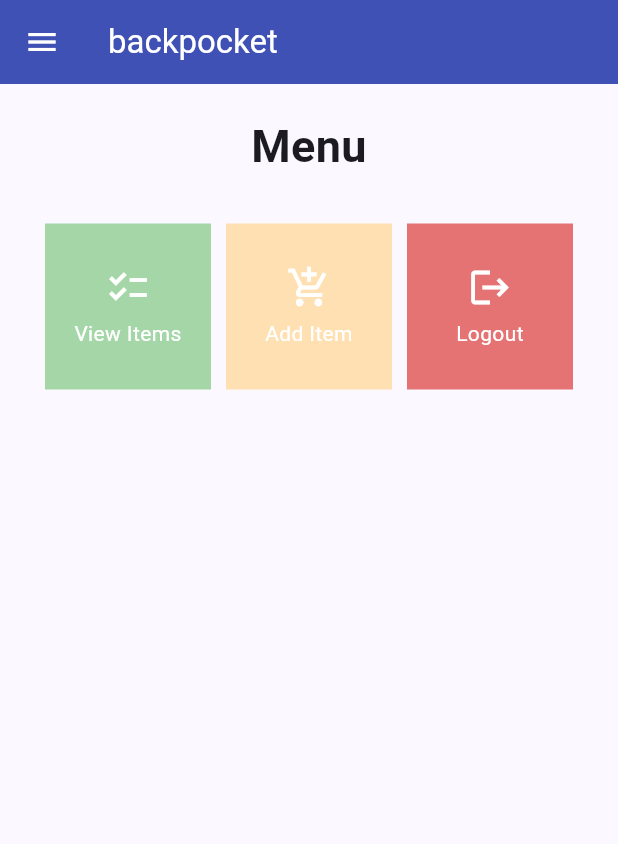
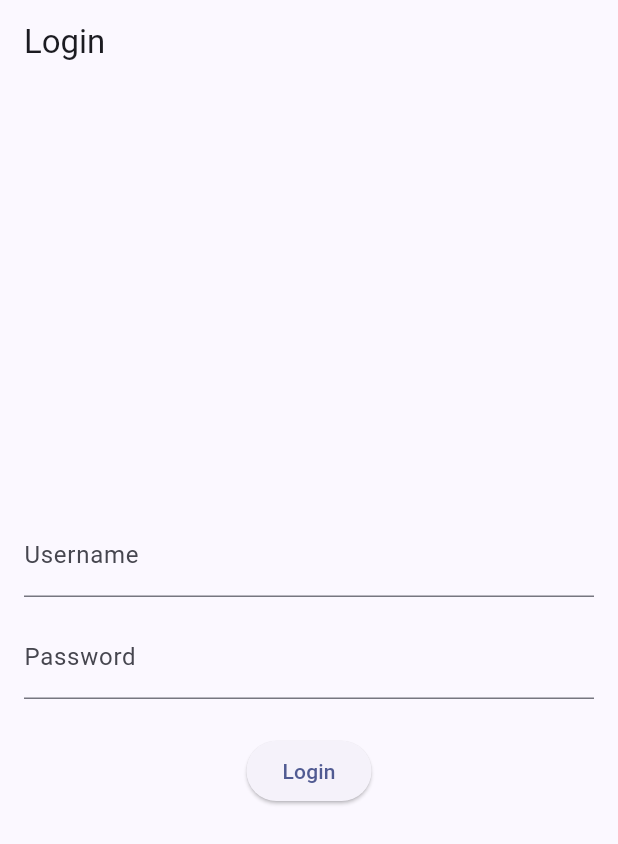
Before and after one commit to sorfeb/backpocket, a Flutter app: the screen it shows after launch, on a phone screen of 412 x 824 dp. Shown: the top 844 px of the screen. Run offline on Flutter 3.47's test engine with Material 2 defaults, Android fonts, the phone set to English and light mode, and no system bars; missing offline and left inert: pbp_django_auth.

Commit message:
TUGAS 9 DONE

```diff
--- a/lib/main.dart
+++ b/lib/main.dart
@@ -1,5 +1,7 @@
+import 'package:backpocket/screens/login.dart';
 import 'package:flutter/material.dart';
-import 'package:backpocket/screens/menu.dart';
+import 'package:pbp_django_auth/pbp_django_auth.dart';
+import 'package:provider/provider.dart';
 
 void main() {
   runApp(const MyApp());
@@ -11,28 +13,19 @@ class MyApp extends StatelessWidget {
   // This widget is the root of your application.
   @override
   Widget build(BuildContext context) {
-    return MaterialApp(
-      title: 'backpocket',
-      theme: ThemeData(
-        // This is the theme of your application.
-        //
-        // TRY THIS: Try running your application with "flutter run". You'll see
-        // the application has a blue toolbar. Then, without quitting the app,
-        // try changing the seedColor in the colorScheme below to Colors.green
-        // and then invoke "hot reload" (save your changes or press the "hot
-        // reload" button in a Flutter-supported IDE, or press "r" if you used
-        // the command line to start the app).
-        //
-        // Notice that the counter didn't reset back to zero; the application
-        // state is not lost during the reload. To reset the state, use hot
-        // restart instead.
-        //
-        // This works for code too, not just values: Most code changes can be
-        // tested with just a hot reload.
-        colorScheme: ColorScheme.fromSeed(seedColor: Colors.indigo),
-        useMaterial3: true,
-      ),
-      home: MyHomePage(),
+    return Provider(
+      create: (_) {
+        CookieRequest request = CookieRequest();
+        return request;
+      },
+      child: MaterialApp(
+        title: 'backpocket',
+        theme: ThemeData(
+          colorScheme: ColorScheme.fromSeed(seedColor: Colors.indigo),
+          useMaterial3: true,
+        ),
+        home: LoginPage(),
+      )
     );
   }
 }
--- /dev/null
+++ b/lib/screens/login.dart
@@ -0,0 +1,113 @@
+import 'package:backpocket/screens/menu.dart';
+import 'package:flutter/material.dart';
+import 'package:pbp_django_auth/pbp_django_auth.dart';
+import 'package:provider/provider.dart';
+
+void main() {
+    runApp(const LoginApp());
+}
+
+class LoginApp extends StatelessWidget {
+const LoginApp({super.key});
+
+@override
+Widget build(BuildContext context) {
+    return MaterialApp(
+        title: 'Login',
+        theme: ThemeData(
+            primarySwatch: Colors.blue,
+    ),
+    home: const LoginPage(),
+    );
+    }
+}
+
+class LoginPage extends StatefulWidget {
+    const LoginPage({super.key});
+
+    @override
+    _LoginPageState createState() => _LoginPageState();
+}
+
+class _LoginPageState extends State<LoginPage> {
+    final TextEditingController _usernameController = TextEditingController();
+    final TextEditingController _passwordController = TextEditingController();
+
+    @override
+    Widget build(BuildContext context) {
+        final request = context.watch<CookieRequest>();
+        return Scaffold(
+            appBar: AppBar(
+                title: const Text('Login'),
+            ),
+            body: Container(
+                padding: const EdgeInsets.all(16.0),
+                child: Column(
+                    mainAxisAlignment: MainAxisAlignment.center,
+                    children: [
+                        TextField(
+                            controller: _usernameController,
+                            decoration: const InputDecoration(
+                                labelText: 'Username',
+                            ),
+                        ),
+                        const SizedBox(height: 12.0),
+                        TextField(
+                            controller: _passwordController,
+                            decoration: const InputDecoration(
+                                labelText: 'Password',
+                            ),
+                            obscureText: true,
+                        ),
+                        const SizedBox(height: 24.0),
+                        ElevatedButton(
+                            onPressed: () async {
+                                String username = _usernameController.text;
+                                String password = _passwordController.text;
+
+                                // Cek kredensial
+                                // Untuk menyambungkan Android emulator dengan Django pada localhost,
+                                // gunakan URL http://10.0.2.2/
+                                final response = await request.login("https://soros-febriano-tugas.pbp.cs.ui.ac.id/auth/login/", {
+                                'username': username,
+                                'password': password,
+                                });
+
+                                if (request.loggedIn) {
+                                    String message = response['message'];
+                                    String uname = response['username'];
+                                    Navigator.pushReplacement(
+                                        context,
+                                        MaterialPageRoute(builder: (context) => MyHomePage()),
+                                    );
+                                    ScaffoldMessenger.of(context)
+                                        ..hideCurrentSnackBar()
+                                        ..showSnackBar(
+                                            SnackBar(content: Text("$message Selamat datang, $uname.")));
+                                    } else {
+                                    showDialog(
+                                        context: context,
+                                        builder: (context) => AlertDialog(
+                                            title: const Text('Login Gagal'),
+                                            content:
+                                                Text(response['message']),
+                                            actions: [
+                                                TextButton(
+                                                    child: const Text('OK'),
+                                                    onPressed: () {
+                                                        Navigator.pop(context);
+                                                    },
+                                                ),
+                                            ],
+                                        ),
+                                    );
+                                }
+                            },
+                            child: const Text('Login'),
+                        ),
+                    ],
+                ),
+            ),
+        );
+    }
+}
--- a/lib/widgets/item_card.dart
+++ b/lib/widgets/item_card.dart
@@ -1,8 +1,7 @@
 class RegisteredItem{
   final String name;
-  final int price;
-  final int quantity;
+  final int amount;
   final String description;
 
-  RegisteredItem(this.name, this.price, this.quantity, this.description);
+  RegisteredItem(this.name, this.amount, this.description);
 }
--- a/pubspec.yaml
+++ b/pubspec.yaml
@@ -35,6 +35,9 @@ dependencies:
   # The following adds the Cupertino Icons font to your application.
   # Use with the CupertinoIcons class for iOS style icons.
   cupertino_icons: ^1.0.2
+  provider: ^6.1.1
+  pbp_django_auth: ^0.4.0
+  http: ^1.1.0
 
 dev_dependencies:
   flutter_test:
```
Also changed, not shown: lib/models/item.dart (added, +61 -0 lines), lib/screens/itemslist_form.dart (+37 -74 lines), lib/screens/itemslist_page.dart (+79 -26 lines), lib/widgets/left_drawer.dart (+12 -0 lines), lib/widgets/shop_card.dart (+27 -7 lines), pubspec.lock, 2 other files.
